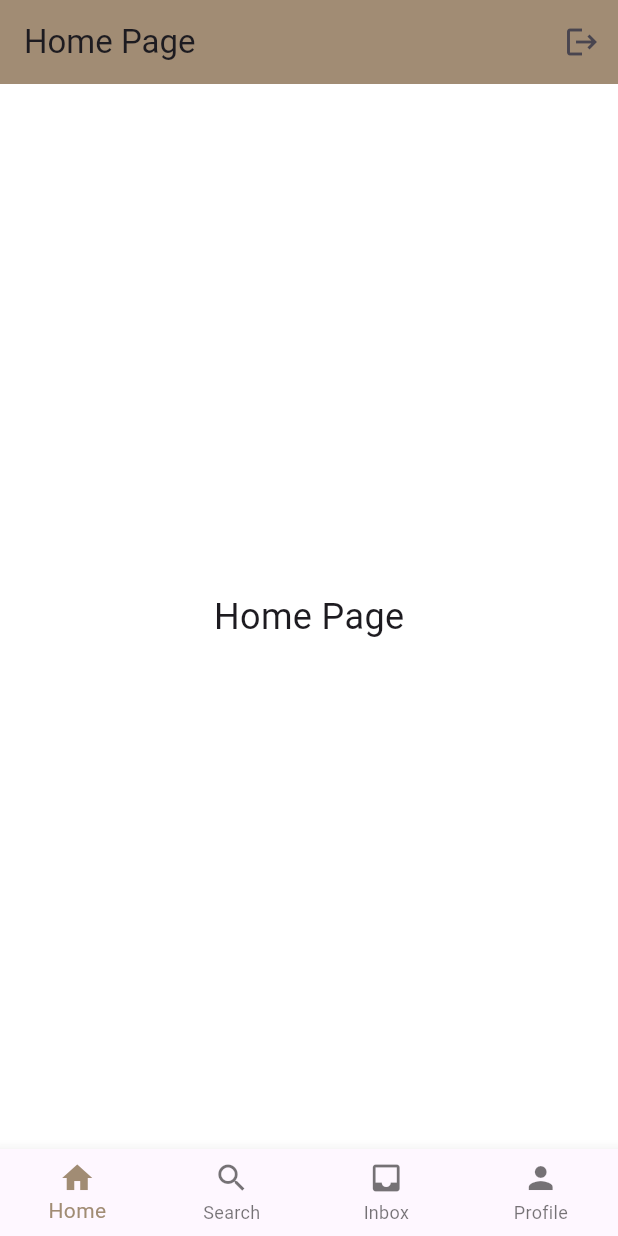
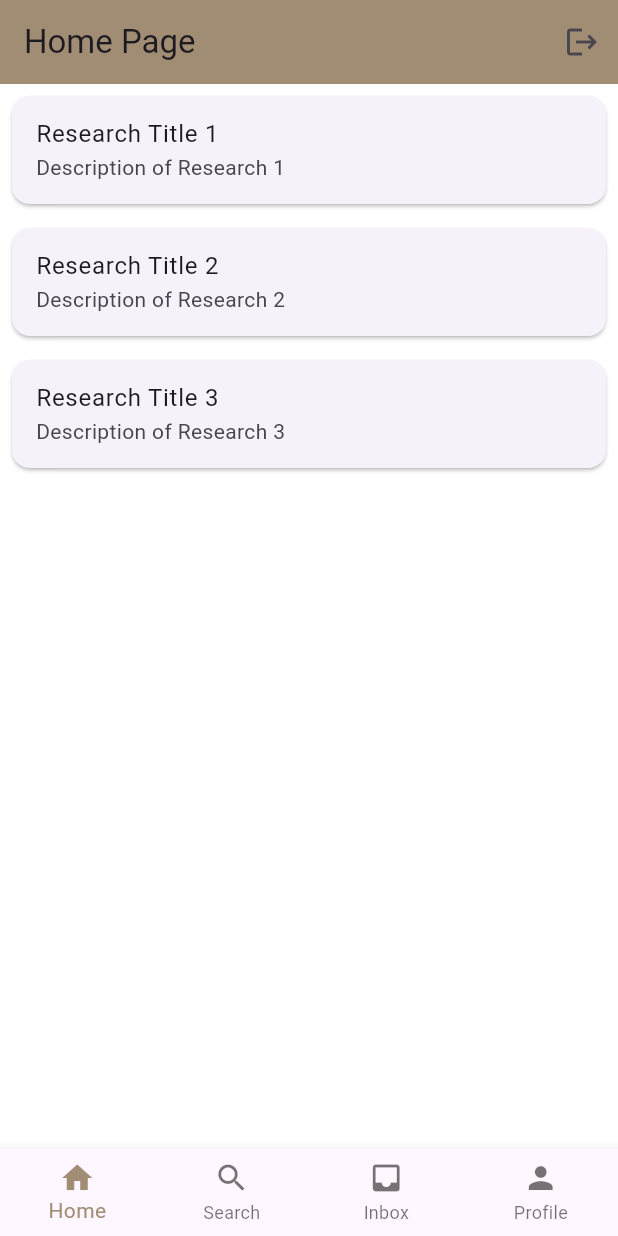
Before and after one commit to omgymna/research-finder-JATA, a Flutter app: the screen it shows once a user with an empty profile is signed in, on a phone screen of 412 x 824 dp. Run offline on Flutter 3.47's test engine with Material 3 defaults, Android fonts, the phone set to English and light mode, and no system bars; our stand-ins replace cloud_firestore, firebase_auth, firebase_core; accounts and stored records are empty.

Commit message:
Adding pages for home and search

```diff
--- /dev/null
+++ b/firebase_chat/lib/pages/home.dart
@@ -0,0 +1,35 @@
+//flutter page with research
+
+import 'package:flutter/material.dart';
+
+class Home extends StatelessWidget {
+  const Home({Key? key}) : super(key: key);
+
+  @override
+  Widget build(BuildContext context) {
+    // Sample data for demonstration
+    final List<Map<String, String>> researchPosts = [
+      {"title": "Research Title 1", "description": "Description of Research 1"},
+      {"title": "Research Title 2", "description": "Description of Research 2"},
+      {"title": "Research Title 3", "description": "Description of Research 3"},
+      // Add more research titles and descriptions here
+    ];
+
+    return ListView.builder(
+      itemCount: researchPosts.length,
+      itemBuilder: (context, index) {
+        var post = researchPosts[index];
+        return Card( // Wrap with a Card widget
+          margin: const EdgeInsets.all(8.0), // Add some margin around each card
+          child: ListTile(
+            title: Text(post["title"] ?? ''), // Display the title
+            subtitle: Text(post["description"] ?? ''), // Display the description below the title
+            onTap: () {
+              // Handle the tap event if needed, e.g., navigate to a detailed view
+            },
+          ),
+        );
+      },
+    );
+  }
+}
--- a/firebase_chat/lib/pages/home_page.dart
+++ b/firebase_chat/lib/pages/home_page.dart
@@ -1,6 +1,7 @@
 import 'package:cloud_firestore/cloud_firestore.dart';
 import 'package:firebase_auth/firebase_auth.dart';
-import 'package:firebase_chat/pages/chat_page.dart';
+import 'package:firebase_chat/model/search_Pages.dart';
+import 'package:firebase_chat/pages/home.dart';
 import 'package:firebase_chat/pages/inbox_page.dart';
 import 'package:firebase_chat/pages/personal_info_page.dart';
 import 'package:firebase_chat/services/auth/auth_service.dart';
@@ -8,7 +9,6 @@ import 'package:flutter/material.dart';
 import 'package:provider/provider.dart';
 import 'package:firebase_chat/main.dart';
 
-import 'account_info_page.dart';
 
 class HomePage extends StatefulWidget {
   const HomePage({super.key});
@@ -29,17 +29,17 @@ class _HomePageState extends State<HomePage> {
   }
 
   final List<Widget> _pages = [
-    PlaceholderWidget('Home Page'),
-    PlaceholderWidget('Search Page'),
-    InboxPage(),
-    ProfilePage(),
+    const Home(),
+    const SearchPage(),
+    const InboxPage(),
+    const ProfilePage(),
   ];
 
   @override
   Widget build(BuildContext context) {
     return Scaffold(
       appBar: AppBar(
-        backgroundColor: Color(0xFFA18C74),
+        backgroundColor: const Color(0xFFA18C74),
         elevation: 0,
         title: const Text('Home Page'),
         actions: [
@@ -84,19 +84,3 @@ class _HomePageState extends State<HomePage> {
   }
 
 }
-
-class PlaceholderWidget extends StatelessWidget {
-  final String text;
-
-  PlaceholderWidget(this.text);
-
-  @override
-  Widget build(BuildContext context) {
-    return Center(
-      child: Text(
-        text,
-        style: TextStyle(fontSize: 24),
-      ),
-    );
-  }
-}
```
Also changed, not shown: firebase_chat/lib/model/search_Pages.dart (added, +64 -0 lines).
